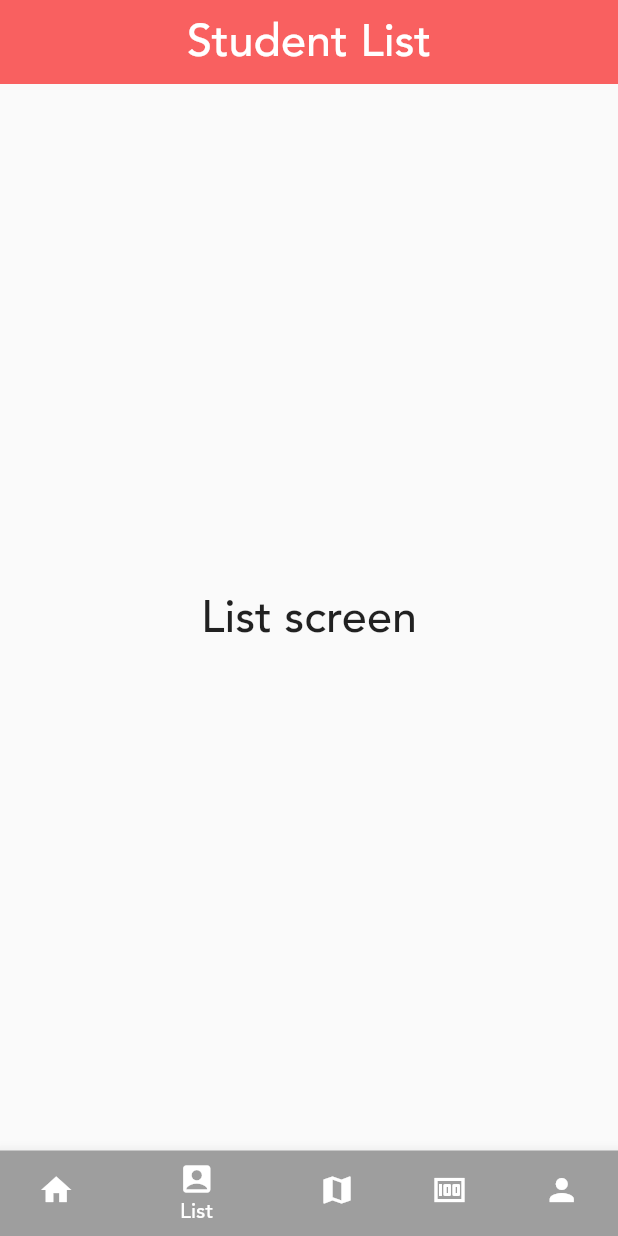
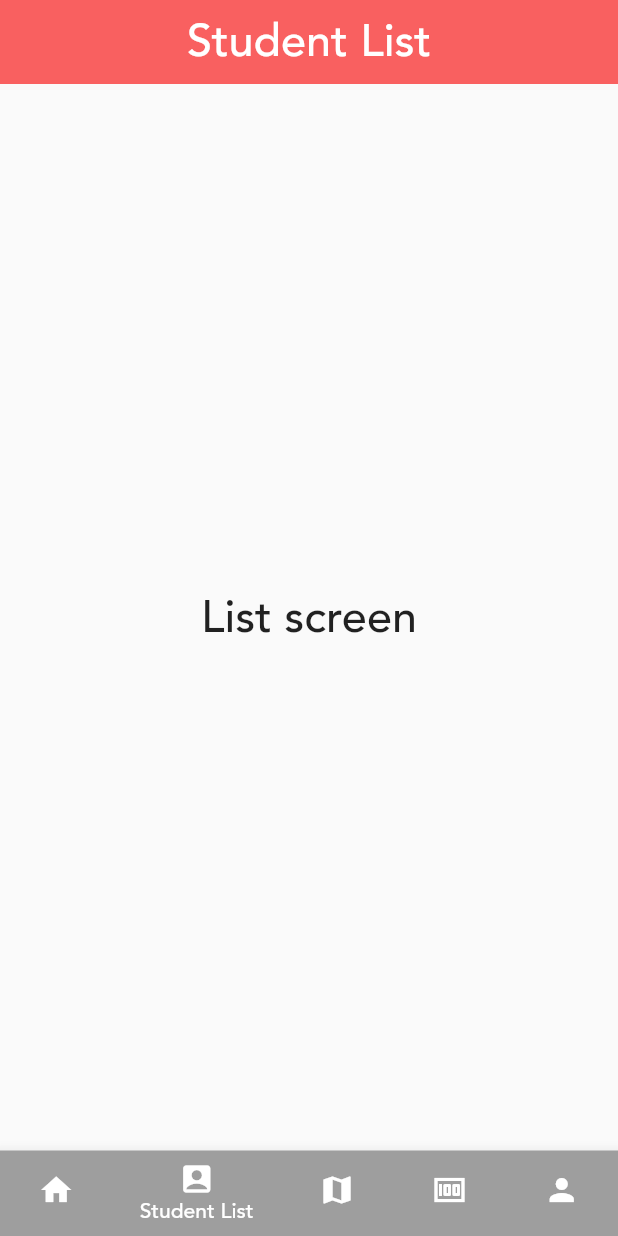
Before and after one commit to smsirmek/tutorplammer, a Flutter app: the nav screen opened directly, item 2 of the bottom bar chosen, on a phone screen of 412 x 824 dp. Run offline on Flutter 3.47's test engine with Material 2 defaults, Android fonts, the phone set to English and light mode, and no system bars; our stand-ins replace table_calendar.

```diff
--- a/lib/NavBar.dart
+++ b/lib/NavBar.dart
@@ -44,7 +44,7 @@ class _NavState extends State<nav> {
               backgroundColor: Colors.grey),
           BottomNavigationBarItem(
               icon: Icon(Icons.account_box),
-              label: 'List',
+              label: 'Student List',
               backgroundColor: Colors.grey),
           BottomNavigationBarItem(
               icon: Icon(Icons.map),
```
